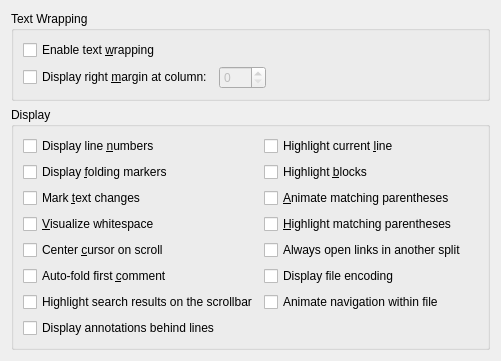
First picture: the form in src/plugins/texteditor/displaysettingspage.ui, repository qt-creator/qt-creator, before the edit.
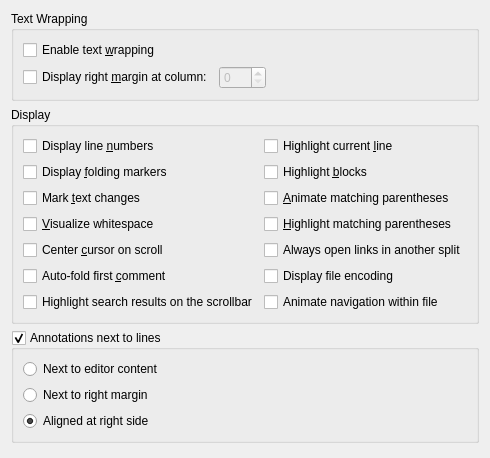
Second picture: the form after the edit.

Commit message: TextEditor: Make annotation position configurable

What changed in the file:
```diff
--- a/src/plugins/texteditor/displaysettingspage.ui
+++ b/src/plugins/texteditor/displaysettingspage.ui
@@ -6,11 +6,24 @@
    <rect>
     <x>0</x>
     <y>0</y>
-    <width>501</width>
-    <height>339</height>
+    <width>452</width>
+    <height>458</height>
    </rect>
   </property>
   <layout class="QGridLayout" name="gridLayout_3">
+   <item row="3" column="0">
+    <spacer name="verticalSpacer">
+     <property name="orientation">
+      <enum>Qt::Vertical</enum>
+     </property>
+     <property name="sizeHint" stdset="0">
+      <size>
+       <width>20</width>
+       <height>8</height>
+      </size>
+     </property>
+    </spacer>
+   </item>
    <item row="0" column="0">
     <widget class="QGroupBox" name="groupBoxText">
      <property name="title">
@@ -61,19 +74,6 @@
      </layout>
     </widget>
    </item>
-   <item row="2" column="0">
-    <spacer name="verticalSpacer">
-     <property name="orientation">
-      <enum>Qt::Vertical</enum>
-     </property>
-     <property name="sizeHint" stdset="0">
-      <size>
-       <width>20</width>
-       <height>8</height>
-      </size>
-     </property>
-    </spacer>
-   </item>
    <item row="1" column="0">
     <widget class="QGroupBox" name="groupBoxDisplay">
      <property name="title">
@@ -181,10 +181,39 @@
         </property>
        </widget>
       </item>
-      <item row="8" column="0">
-       <widget class="QCheckBox" name="displayAnnotations">
+     </layout>
+    </widget>
+   </item>
+   <item row="2" column="0">
+    <widget class="QGroupBox" name="displayAnnotations">
+     <property name="title">
+      <string>Annotations next to lines</string>
+     </property>
+     <property name="checkable">
+      <bool>true</bool>
+     </property>
+     <layout class="QVBoxLayout" name="verticalLayout">
+      <item>
+       <widget class="QRadioButton" name="leftAligned">
         <property name="text">
-         <string>Display annotations behind lines</string>
+         <string>Next to editor content</string>
+        </property>
+       </widget>
+      </item>
+      <item>
+       <widget class="QRadioButton" name="atMargin">
+        <property name="text">
+         <string>Next to right margin</string>
+        </property>
+       </widget>
+      </item>
+      <item>
+       <widget class="QRadioButton" name="rightAligned">
+        <property name="text">
+         <string>Aligned at right side</string>
+        </property>
+        <property name="checked">
+         <bool>true</bool>
         </property>
        </widget>
       </item>
```
Left out of the diff: 99 changed lines with no effect on the pictures. The commit also changes 6 other files.
